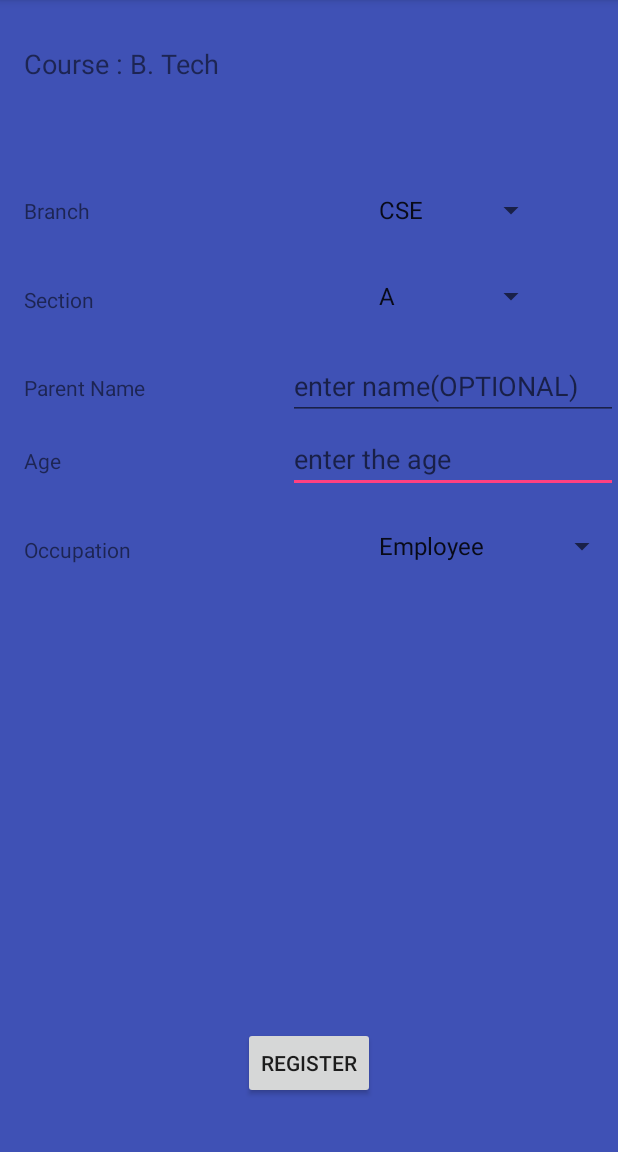
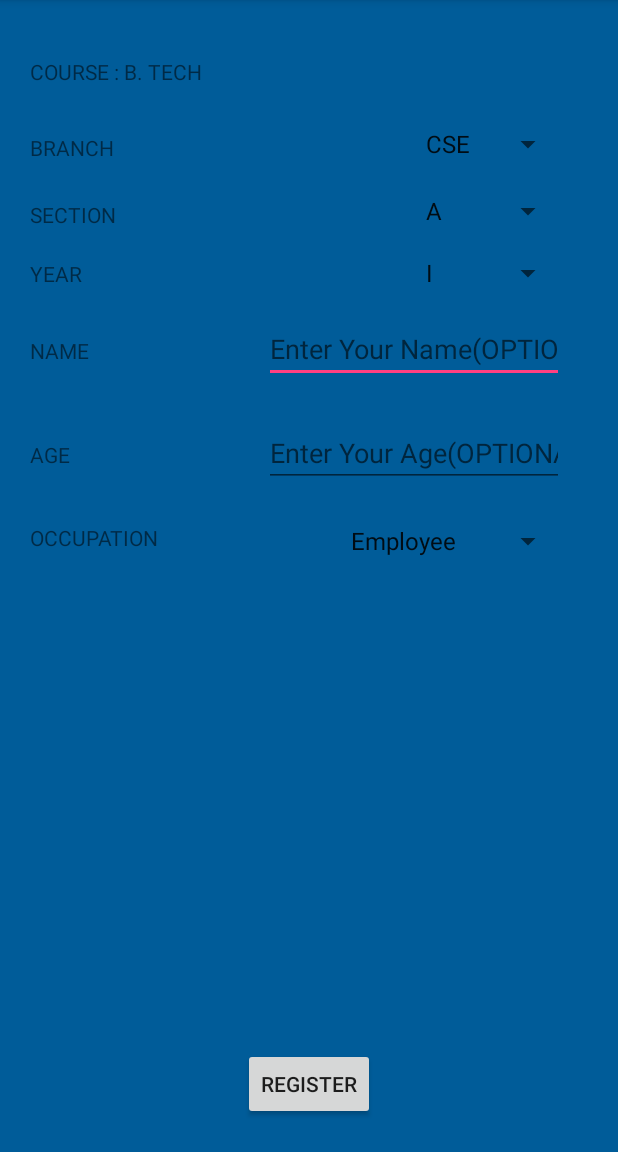
Before and after one commit to Sceint/Feedback, an Android app: the RegisterPage screen opened directly, with no data from a screen before it, on a phone screen of 412 x 824 dp, the part 84-1236 px from its top. Run offline under Robolectric (Android 15) with nearby library versions, the phone set to English and light mode, and no system bars.

Commit message:
icon added, database update as per new data

```diff
--- a/app/src/main/AndroidManifest.xml
+++ b/app/src/main/AndroidManifest.xml
@@ -8,7 +8,7 @@
         android:allowBackup="true"
         android:icon="@mipmap/ic_launcher"
         android:label="@string/app_name"
-        android:roundIcon="@mipmap/ic_launcher_round"
+        android:roundIcon="@mipmap/ic_launcher"
         android:supportsRtl="true"
         android:theme="@style/AppTheme">
         <activity android:name=".MainActivity">
--- a/app/src/main/java/com/example/admin/feedback/ConnectDatabase.java
+++ b/app/src/main/java/com/example/admin/feedback/ConnectDatabase.java
@@ -1,9 +1,8 @@
 package com.example.admin.feedback;
 
-import android.app.Activity;
 import android.content.Context;
 import android.os.AsyncTask;
-import android.support.v7.app.AlertDialog;
+import android.widget.Toast;
 
 import java.io.BufferedReader;
 import java.io.BufferedWriter;
@@ -38,10 +37,8 @@ class ConnectDatabase {
     }
 
     void getStatus(Context context) {
-        AlertDialog alertDialog = new AlertDialog.Builder(context).create();
-        alertDialog.setTitle("Status");
-        alertDialog.setMessage(status);
-        alertDialog.show();
+        Toast toast = Toast.makeText(context, status.toString(), Toast.LENGTH_SHORT);
+        toast.show();
     }
 
     void addData(String s, Float f) {
@@ -78,7 +75,7 @@ class ConnectDatabase {
             @Override
             protected Void doInBackground(Void... params) {
                 try {
-                    String login_url = "http://192.168.2.7/AndroidPHP/parentDataUpload.php";
+                    String login_url = "http://192.168.2.9/AndroidPHP/parentDataUpload.php";
 
                     URL url = new URL(login_url);
                     httpURLConnection = (HttpURLConnection) url.openConnection();
@@ -117,7 +114,7 @@ class ConnectDatabase {
             @Override
             protected Void doInBackground(Void... params) {
                 try {
-                    String login_url = "http://192.168.2.7/AndroidPHP/feedbackUpload.php";
+                    String login_url = "http://192.168.2.9/AndroidPHP/feedbackUpload.php";
 
                     URL url = new URL(login_url);
                     httpURLConnection = (HttpURLConnection) url.openConnection();
--- a/app/src/main/java/com/example/admin/feedback/RegisterPage.java
+++ b/app/src/main/java/com/example/admin/feedback/RegisterPage.java
@@ -13,7 +13,7 @@ import android.widget.Spinner;
 public class RegisterPage extends AppCompatActivity implements OnItemSelectedListener{
 
     EditText name,age;
-    Spinner spinner1,spinner2,spinner3;
+    Spinner spinner1,spinner2,spinner3,spinner4;
 
     @Override
     protected void onCreate(Bundle savedInstanceState) {
@@ -26,6 +26,7 @@ public class RegisterPage extends AppCompatActivity implements OnItemSelectedLis
         spinner1 = (Spinner) findViewById(R.id.branch);
         spinner2 = (Spinner) findViewById(R.id.section);
         spinner3 = (Spinner) findViewById(R.id.occupation);
+        spinner4 = (Spinner) findViewById(R.id.year);
         ArrayAdapter myAdapter = ArrayAdapter.createFromResource(this,R.array.branch,android.R.layout.simple_spinner_item);
         spinner1.setAdapter(myAdapter);
         spinner1.setOnItemSelectedListener(this);
@@ -58,7 +59,7 @@ public class RegisterPage extends AppCompatActivity implements OnItemSelectedLis
     public void gotoFeedback1Page(View view){
         ConnectDatabase connectDatabase = ConnectDatabase.getInstance();
         connectDatabase.getParentData(spinner1.getSelectedItem().toString(),spinner2.getSelectedItem().toString() ,
-                name.getText().toString(), age.getText().toString(), spinner3.getSelectedItem().toString());
+               spinner4.getSelectedItem().toString(), name.getText().toString(), age.getText().toString(), spinner3.getSelectedItem().toString());
         connectDatabase.pushParentData();
         Intent nextPage=new Intent(RegisterPage.this,FeedBack1.class);
         startActivity(nextPage);
--- a/app/src/main/java/com/example/admin/feedback/Welcome.java
+++ b/app/src/main/java/com/example/admin/feedback/Welcome.java
@@ -1,7 +1,9 @@
 package com.example.admin.feedback;
 
+import android.content.Intent;
 import android.support.v7.app.AppCompatActivity;
 import android.os.Bundle;
+import android.view.View;
 
 public class Welcome extends AppCompatActivity {
 
@@ -11,4 +13,11 @@ public class Welcome extends AppCompatActivity {
         setContentView(R.layout.activity_welcome);
         ConnectDatabase.getInstance().getStatus(this);
     }
+
+    public void onButtonPress(View v){
+        Intent intent = new Intent(this, MainActivity.class);
+        intent.addFlags(Intent.FLAG_ACTIVITY_CLEAR_TOP | Intent.FLAG_ACTIVITY_NEW_TASK);
+        startActivity(intent);
+        finish();
+    }
 }
--- a/app/src/main/res/layout/activity_register_page.xml
+++ b/app/src/main/res/layout/activity_register_page.xml
@@ -4,125 +4,138 @@
     android:id="@+id/activity_main"
     android:layout_width="match_parent"
     android:layout_height="match_parent"
+    android:paddingLeft="20dp"
     android:background="@color/colorPrimary"
+    android:backgroundTint="#005c99"
     tools:context="com.example.admin.feedback.MainActivity">
 
+
     <TextView
-        android:text="Occupation"
+        android:id="@+id/textView1"
+        android:layout_width="match_parent"
+        android:layout_height="wrap_content"
+        android:layout_marginTop="38dp"
+        android:text="COURSE : B. TECH"
+        android:layout_alignParentTop="true"
+        android:layout_toStartOf="@+id/age" />
+
+    <TextView
+        android:id="@+id/textView2"
+        android:layout_width="75dp"
+        android:layout_height="wrap_content"
+        android:text="BRANCH"
+        android:layout_marginTop="31dp"
+        android:layout_below="@+id/textView1"
+        android:layout_alignParentStart="true" />
+
+    <Spinner
+        android:id="@+id/branch"
+        android:layout_width="100dp"
+        android:layout_height="wrap_content"
+        android:layout_alignBottom="@+id/textView2"
+        android:layout_alignParentEnd="true"
+        android:layout_marginEnd="36dp"
+        android:entries="@array/branch" />
+
+    <TextView
+        android:id="@+id/textView4"
+        android:layout_width="75dp"
+        android:layout_height="wrap_content"
+        android:layout_alignStart="@+id/textView2"
+        android:layout_below="@+id/textView2"
+        android:layout_marginTop="25dp"
+        android:text="SECTION" />
+
+    <Spinner
+        android:id="@+id/section"
+        android:layout_width="100dp"
+        android:layout_height="wrap_content"
+        android:layout_alignBottom="@+id/textView4"
+        android:layout_alignStart="@+id/branch"
+        android:entries="@array/section1"/>
+
+    <EditText
+        android:id="@+id/name"
+        android:layout_width="200dp"
+        android:layout_height="wrap_content"
+        android:layout_alignEnd="@+id/section"
+        android:layout_below="@+id/year"
+        android:layout_marginTop="16dp"
+        android:ems="10"
+        android:hint="Enter Your Name(OPTIONAL)"
+        android:inputType="textPersonName" />
+
+    <TextView
+        android:id="@+id/textView5"
+        android:layout_width="50dp"
+        android:layout_height="wrap_content"
+        android:text="NAME"
+        android:layout_alignBaseline="@+id/name"
+        android:layout_alignBottom="@+id/name"
+        android:layout_alignStart="@+id/textView8" />
+
+    <TextView
+        android:id="@+id/textView6"
         android:layout_width="wrap_content"
         android:layout_height="wrap_content"
-        android:id="@+id/textView5"
-        android:layout_below="@+id/age"
-        android:layout_alignStart="@+id/textView2"
-        android:layout_marginTop="28dp" />
+        android:layout_marginTop="50dp"
+        android:text="AGE"
+        android:layout_below="@+id/textView5"
+        android:layout_alignStart="@+id/textView5" />
+
+    <EditText
+        android:id="@+id/age"
+        android:layout_width="200dp"
+        android:layout_height="wrap_content"
+        android:ems="10"
+        android:hint="Enter Your Age(OPTIONAL)"
+        android:inputType="number"
+        android:layout_alignBaseline="@+id/textView6"
+        android:layout_alignBottom="@+id/textView6"
+        android:layout_alignEnd="@+id/name" />
 
     <TextView
-        android:text="Age"
+        android:id="@+id/textView7"
         android:layout_width="wrap_content"
         android:layout_height="wrap_content"
-        android:layout_marginTop="17dp"
-        android:id="@+id/textView2"
-        android:layout_below="@+id/name"
-        android:layout_alignStart="@+id/textView" />
+        android:layout_alignStart="@+id/textView6"
+        android:layout_below="@+id/age"
+        android:layout_marginTop="24dp"
+        android:text="OCCUPATION" />
 
-    <TextView
+    <Spinner
+        android:id="@+id/occupation"
+        android:layout_width="150dp"
+        android:layout_height="wrap_content"
+        android:layout_alignEnd="@+id/age"
+        android:layout_alignTop="@+id/textView7"
+        android:entries="@array/occupation" />
+
+    <Button
+        android:id="@+id/button2"
         android:layout_width="wrap_content"
         android:layout_height="wrap_content"
-        android:text="Course : B. Tech"
-        android:id="@+id/textView1"
-        android:fontFamily="sans-serif"
-        android:textSize="18sp"
-        android:layout_alignParentTop="true"
-        android:layout_alignStart="@+id/textView3"
-        android:layout_marginTop="30dp" />
-
-    <TextView
-        android:text="Branch"
-        android:layout_width="50dp"
-        android:layout_height="wrap_content"
-        android:layout_marginStart="16dp"
-        android:id="@+id/textView3"
-        android:layout_above="@+id/section"
-        android:layout_alignParentStart="true"
-        android:layout_marginBottom="35dp" />
-
-    <Spinner
-        android:layout_height="wrap_content"
-        android:id="@+id/branch"
-        android:layout_width="120dp"
-        android:layout_marginEnd="47dp"
-        android:entries="@array/branch"
-        android:layout_alignBaseline="@+id/textView3"
-        android:layout_alignBottom="@+id/textView3"
-        android:layout_alignParentEnd="true" />
-
-    r<Spinner
-        android:layout_width="120dp"
-        android:layout_height="wrap_content"
-        android:id="@+id/section"
-        android:entries="@array/section1"
-        android:layout_alignBottom="@+id/textView4"
-        android:layout_alignStart="@+id/branch" />
-
-    <TextView
-        android:text="Parent Name"
-        android:layout_width="115dp"
-        android:layout_height="wrap_content"
-        android:id="@+id/textView"
-        android:layout_below="@+id/textView1"
-        android:layout_alignStart="@+id/textView4"
-        android:layout_marginTop="194dp" />
-
-    <TextView
-        android:text="Section"
-        android:layout_width="50dp"
-        android:layout_height="wrap_content"
-        android:id="@+id/textView4"
-        android:layout_marginBottom="25dp"
-        android:layout_above="@+id/name"
-        android:layout_alignStart="@+id/textView3" />
-
-    <Button
-        android:text="REGISTER"
-        android:layout_width="wrap_content"
-        android:layout_height="wrap_content"
-        android:layout_marginBottom="35dp"
         android:onClick="gotoFeedback1Page"
-        android:id="@+id/button"
+        android:text="Register"
+        android:layout_marginBottom="21dp"
         android:layout_alignParentBottom="true"
         android:layout_centerHorizontal="true" />
 
+    <TextView
+        android:id="@+id/textView8"
+        android:layout_width="50dp"
+        android:layout_height="wrap_content"
+        android:layout_alignStart="@+id/textView4"
+        android:layout_below="@+id/textView4"
+        android:layout_marginTop="20dp"
+        android:text="YEAR" />
+
     <Spinner
-        android:layout_width="match_parent"
+        android:id="@+id/year"
+        android:layout_width="100dp"
         android:layout_height="wrap_content"
-        android:entries="@array/occupation"
-        android:id="@+id/occupation"
-        android:layout_alignBottom="@+id/textView5"
-        android:layout_alignStart="@+id/section" />
-
-    <EditText
-        android:id="@+id/age"
-        android:layout_width="220dp"
-        android:layout_height="wrap_content"
-        android:layout_alignBaseline="@+id/textView2"
-        android:layout_alignBottom="@+id/textView2"
-        android:layout_alignStart="@+id/name"
-        android:ems="10"
-        android:hint="enter the age"
-        android:paddingRight="10dp"
-        android:inputType="number" />
-
-    <EditText
-        android:id="@+id/name"
-        android:layout_width="220dp"
-        android:layout_height="wrap_content"
-        android:layout_alignBaseline="@+id/textView"
-        android:layout_alignBottom="@+id/textView"
-        android:layout_alignParentEnd="true"
-        android:ems="10"
-        android:hint="enter name(OPTIONAL)"
-        android:paddingRight="10dp"
-        android:inputType="textPersonName" />
-
-
+        android:entries="@array/year"
+        android:layout_alignBaseline="@+id/textView8"
+        android:layout_alignBottom="@+id/textView8"
+        android:layout_alignEnd="@+id/name" />
 </RelativeLayout>
--- a/app/src/main/res/layout/activity_welcome.xml
+++ b/app/src/main/res/layout/activity_welcome.xml
@@ -19,4 +19,14 @@
         android:layout_alignParentStart="true"
         android:layout_marginStart="41dp"
         android:autoText="false" />
+
+    <Button
+        android:id="@+id/finish"
+        android:layout_width="wrap_content"
+        android:layout_height="wrap_content"
+        android:layout_alignParentBottom="true"
+        android:layout_centerHorizontal="true"
+        android:layout_marginBottom="112dp"
+        android:onClick="onButtonPress"
+        android:text="Take another Feedback" />
 </RelativeLayout>
--- a/app/src/main/res/values/strings.xml
+++ b/app/src/main/res/values/strings.xml
@@ -27,8 +27,13 @@
     <string-array name="section3">
         <item>A</item>
         <item>B</item>
-        <item>C</item>
-        <item>D</item>
+    </string-array>
+
+    <string-array name="year">
+        <item>I</item>
+        <item>II</item>
+        <item>III</item>
+        <item>IV</item>
     </string-array>
 
     <string-array name="occupation">
```
Also changed, not shown: app/src/main/custom-web.png (added), app/src/main/res/mipmap-hdpi/custom.png (added), app/src/main/res/mipmap-hdpi/ic_launcher.png, app/src/main/res/mipmap-mdpi/custom.png (added), app/src/main/res/mipmap-mdpi/ic_launcher.png, app/src/main/res/mipmap-xhdpi/custom.png (added), app/src/main/res/mipmap-xhdpi/ic_launcher.png, app/src/main/res/mipmap-xxhdpi/custom.png (added), app/src/main/res/mipmap-xxhdpi/ic_launcher.png, app/src/main/res/mipmap-xxxhdpi/custom.png (added), app/src/main/res/mipmap-xxxhdpi/ic_launcher.png.
